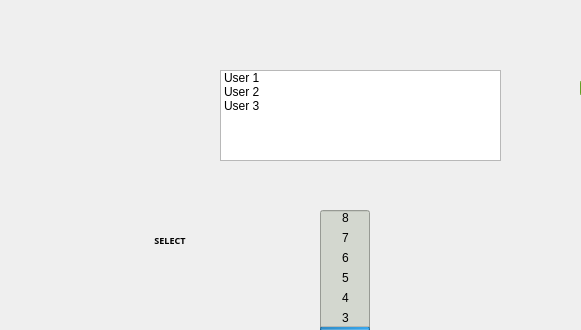
Above: mainwindow.ui from jasonv94/COMP3004-Project before the change; both pictures show x 0 to 581 and y 0 to 330 of the 1000 by 500 pixel window. Below: the same form after it.
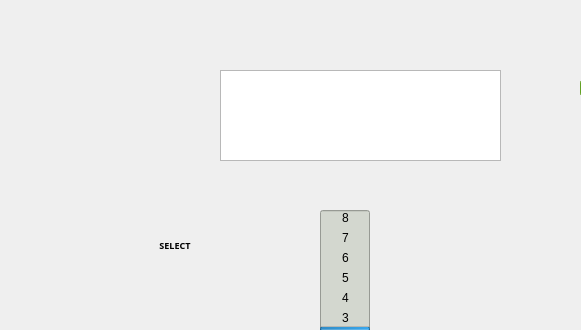
That is the form after the change. Icons and pictures are not drawn.

```diff
--- a/mainwindow.ui
+++ b/mainwindow.ui
@@ -229,8 +229,8 @@
      <rect>
       <x>150</x>
       <y>220</y>
-      <width>40</width>
-      <height>40</height>
+      <width>50</width>
+      <height>50</height>
      </rect>
     </property>
     <property name="sizePolicy">
@@ -241,8 +241,8 @@
     </property>
     <property name="minimumSize">
      <size>
-      <width>40</width>
-      <height>40</height>
+      <width>50</width>
+      <height>50</height>
      </size>
     </property>
     <property name="maximumSize">
@@ -265,6 +265,9 @@
       <bold>true</bold>
      </font>
     </property>
+    <property name="layoutDirection">
+     <enum>Qt::LeftToRight</enum>
+    </property>
     <property name="autoFillBackground">
      <bool>false</bool>
     </property>
@@ -294,21 +297,6 @@
       <height>91</height>
      </rect>
     </property>
-    <item>
-     <property name="text">
-      <string>User 1</string>
-     </property>
-    </item>
-    <item>
-     <property name="text">
-      <string>User 2</string>
-     </property>
-    </item>
-    <item>
-     <property name="text">
-      <string>User 3</string>
-     </property>
-    </item>
    </widget>
    <widget class="QPushButton" name="alphaButton">
     <property name="geometry">
```
Left out of the diff: 40 changed lines with no effect on the pictures.
